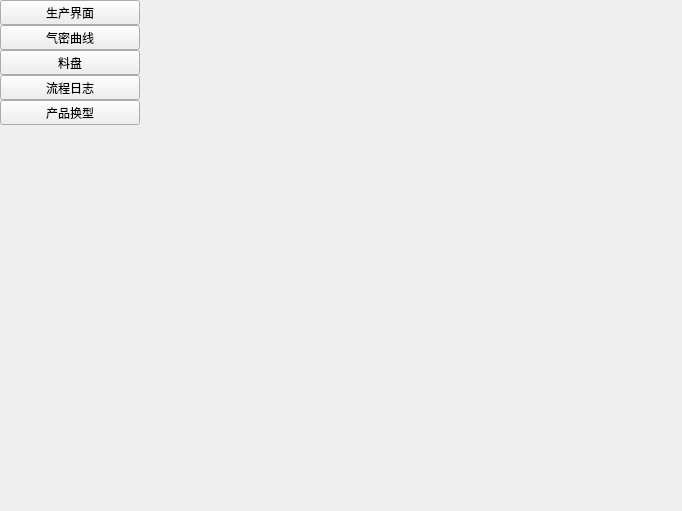
Before: the Qt Designer form VISFrameView_AirtightDevice/Plugins/PluginAutoPage/WidgetAutoPage.ui in IPX-192/haoen, drawn with Qt 5.
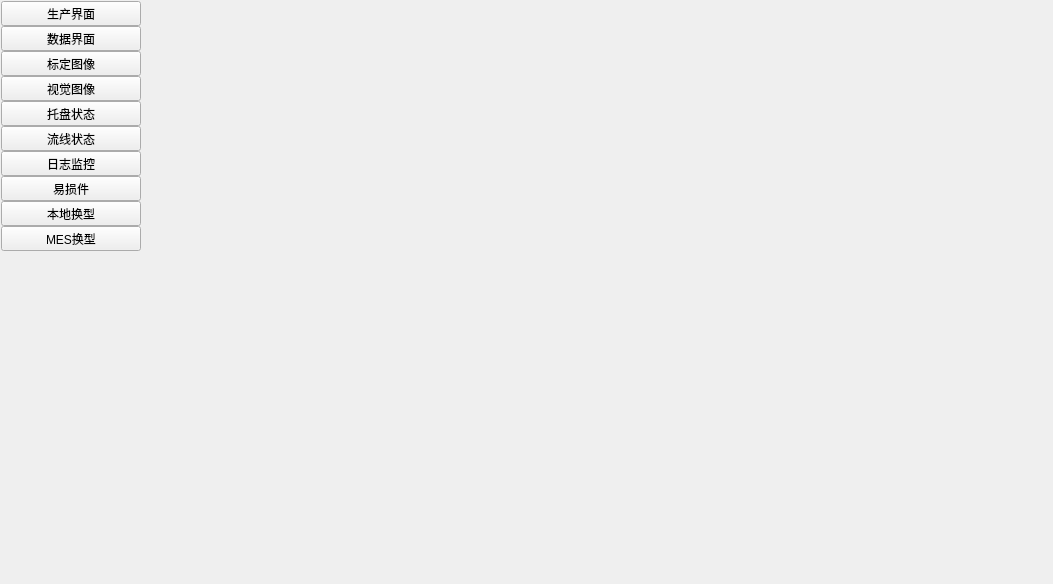
After: the same form once the commit is applied. Custom widgets are drawn as their Qt base class.

Patch:
```diff
--- a/VISFrameView_AirtightDevice/Plugins/PluginAutoPage/WidgetAutoPage.ui
+++ b/VISFrameView_AirtightDevice/Plugins/PluginAutoPage/WidgetAutoPage.ui
@@ -6,28 +6,22 @@
    <rect>
     <x>0</x>
     <y>0</y>
-    <width>682</width>
-    <height>511</height>
+    <width>1053</width>
+    <height>584</height>
    </rect>
   </property>
-  <property name="minimumSize">
-   <size>
-    <width>682</width>
-    <height>511</height>
-   </size>
-  </property>
   <property name="windowTitle">
    <string>Form</string>
   </property>
   <layout class="QHBoxLayout" name="horizontalLayout">
    <property name="leftMargin">
-    <number>0</number>
+    <number>1</number>
    </property>
    <property name="topMargin">
-    <number>0</number>
+    <number>1</number>
    </property>
    <property name="rightMargin">
-    <number>0</number>
+    <number>6</number>
    </property>
    <property name="bottomMargin">
     <number>0</number>
@@ -78,7 +72,7 @@
          </sizepolicy>
         </property>
         <property name="text">
-         <string>气密曲线</string>
+         <string>数据界面</string>
         </property>
        </widget>
       </item>
@@ -91,7 +85,7 @@
          </sizepolicy>
         </property>
         <property name="text">
-         <string>料盘</string>
+         <string>标定图像</string>
         </property>
        </widget>
       </item>
@@ -104,7 +98,7 @@
          </sizepolicy>
         </property>
         <property name="text">
-         <string>流程日志</string>
+         <string>视觉图像</string>
         </property>
        </widget>
       </item>
@@ -117,7 +111,72 @@
          </sizepolicy>
         </property>
         <property name="text">
-         <string>产品换型</string>
+         <string>托盘状态</string>
+        </property>
+       </widget>
+      </item>
+      <item>
+       <widget class="QToolButton" name="tbTrack_6">
+        <property name="sizePolicy">
+         <sizepolicy hsizetype="Expanding" vsizetype="Fixed">
+          <horstretch>0</horstretch>
+          <verstretch>0</verstretch>
+         </sizepolicy>
+        </property>
+        <property name="text">
+         <string>流线状态</string>
+        </property>
+       </widget>
+      </item>
+      <item>
+       <widget class="QToolButton" name="tbtnLog_7">
+        <property name="sizePolicy">
+         <sizepolicy hsizetype="Expanding" vsizetype="Fixed">
+          <horstretch>0</horstretch>
+          <verstretch>0</verstretch>
+         </sizepolicy>
+        </property>
+        <property name="text">
+         <string>日志监控</string>
+        </property>
+       </widget>
+      </item>
+      <item>
+       <widget class="QToolButton" name="tbtnConsumables_8">
+        <property name="sizePolicy">
+         <sizepolicy hsizetype="Expanding" vsizetype="Fixed">
+          <horstretch>0</horstretch>
+          <verstretch>0</verstretch>
+         </sizepolicy>
+        </property>
+        <property name="text">
+         <string>易损件</string>
+        </property>
+       </widget>
+      </item>
+      <item>
+       <widget class="QToolButton" name="tbtnVision_9">
+        <property name="sizePolicy">
+         <sizepolicy hsizetype="Expanding" vsizetype="Fixed">
+          <horstretch>0</horstretch>
+          <verstretch>0</verstretch>
+         </sizepolicy>
+        </property>
+        <property name="text">
+         <string>本地换型</string>
+        </property>
+       </widget>
+      </item>
+      <item>
+       <widget class="QToolButton" name="tbtnVision_10">
+        <property name="sizePolicy">
+         <sizepolicy hsizetype="Expanding" vsizetype="Fixed">
+          <horstretch>0</horstretch>
+          <verstretch>0</verstretch>
+         </sizepolicy>
+        </property>
+        <property name="text">
+         <string>MES换型</string>
         </property>
        </widget>
       </item>
@@ -139,7 +198,7 @@
    </item>
    <item>
     <widget class="QWidget" name="widgetFunc" native="true">
-     <layout class="QGridLayout" name="gridLayout_3">
+     <layout class="QGridLayout" name="gridLayout_3" rowstretch="0,0">
       <property name="leftMargin">
        <number>0</number>
       </property>
@@ -153,7 +212,14 @@
        <number>0</number>
       </property>
       <item row="0" column="0">
-       <widget class="QStackedWidget" name="stackedWidget"/>
+       <widget class="QStackedWidget" name="stackedWidget">
+        <property name="maximumSize">
+         <size>
+          <width>16777215</width>
+          <height>16777215</height>
+         </size>
+        </property>
+       </widget>
       </item>
       <item row="1" column="0">
        <widget class="QWidget" name="widget_2" native="true">
@@ -172,10 +238,10 @@
         <property name="maximumSize">
          <size>
           <width>16777215</width>
-          <height>190</height>
+          <height>210</height>
          </size>
         </property>
-        <layout class="QGridLayout" name="gridLayout_2">
+        <layout class="QGridLayout" name="gridLayout_2" columnstretch="2,1,1">
          <property name="leftMargin">
           <number>3</number>
          </property>
@@ -183,38 +249,71 @@
           <number>0</number>
          </property>
          <property name="rightMargin">
-          <number>9</number>
+          <number>3</number>
          </property>
          <property name="bottomMargin">
           <number>0</number>
          </property>
+         <item row="0" column="1" rowspan="2">
+          <widget class="WidgetBtnPanel" name="widgetDevice" native="true">
+           <property name="sizePolicy">
+            <sizepolicy hsizetype="Preferred" vsizetype="Preferred">
+             <horstretch>0</horstretch>
+             <verstretch>0</verstretch>
+            </sizepolicy>
+           </property>
+           <property name="minimumSize">
+            <size>
+             <width>0</width>
+             <height>0</height>
+            </size>
+           </property>
+           <property name="maximumSize">
+            <size>
+             <width>16777215</width>
+             <height>16777215</height>
+            </size>
+           </property>
+           <property name="font">
+            <font>
+             <family>楷体</family>
+             <weight>75</weight>
+             <italic>false</italic>
+             <bold>true</bold>
+            </font>
+           </property>
+           <property name="styleSheet">
+            <string notr="true">QFrame#frameDevice{border:none}</string>
+           </property>
+          </widget>
+         </item>
          <item row="0" column="0" rowspan="2">
           <widget class="WidgetLog" name="widget" native="true">
            <property name="maximumSize">
             <size>
              <width>16777215</width>
-             <height>190</height>
+             <height>16777215</height>
             </size>
            </property>
           </widget>
          </item>
-         <item row="1" column="1">
-          <widget class="WidgetBtnPanel" name="widgetDevice" native="true">
+         <item row="0" column="2" rowspan="2">
+          <widget class="WidgetSingleTest" name="widgetTest" native="true">
            <property name="sizePolicy">
-            <sizepolicy hsizetype="Preferred" vsizetype="Fixed">
+            <sizepolicy hsizetype="Preferred" vsizetype="Preferred">
              <horstretch>0</horstretch>
              <verstretch>0</verstretch>
             </sizepolicy>
            </property>
            <property name="minimumSize">
             <size>
-             <width>360</width>
+             <width>0</width>
              <height>0</height>
             </size>
            </property>
            <property name="maximumSize">
             <size>
-             <width>360</width>
+             <width>16777215</width>
              <height>16777215</height>
             </size>
            </property>
@@ -269,6 +368,12 @@
    <header>WidgetBtnPanel.h</header>
    <container>1</container>
   </customwidget>
+  <customwidget>
+   <class>WidgetSingleTest</class>
+   <extends>QWidget</extends>
+   <header location="global">WidgetSingleTest.h</header>
+   <container>1</container>
+  </customwidget>
  </customwidgets>
  <resources/>
  <connections/>
```
Left out of the diff: 25 changed lines with no effect on the pictures.
